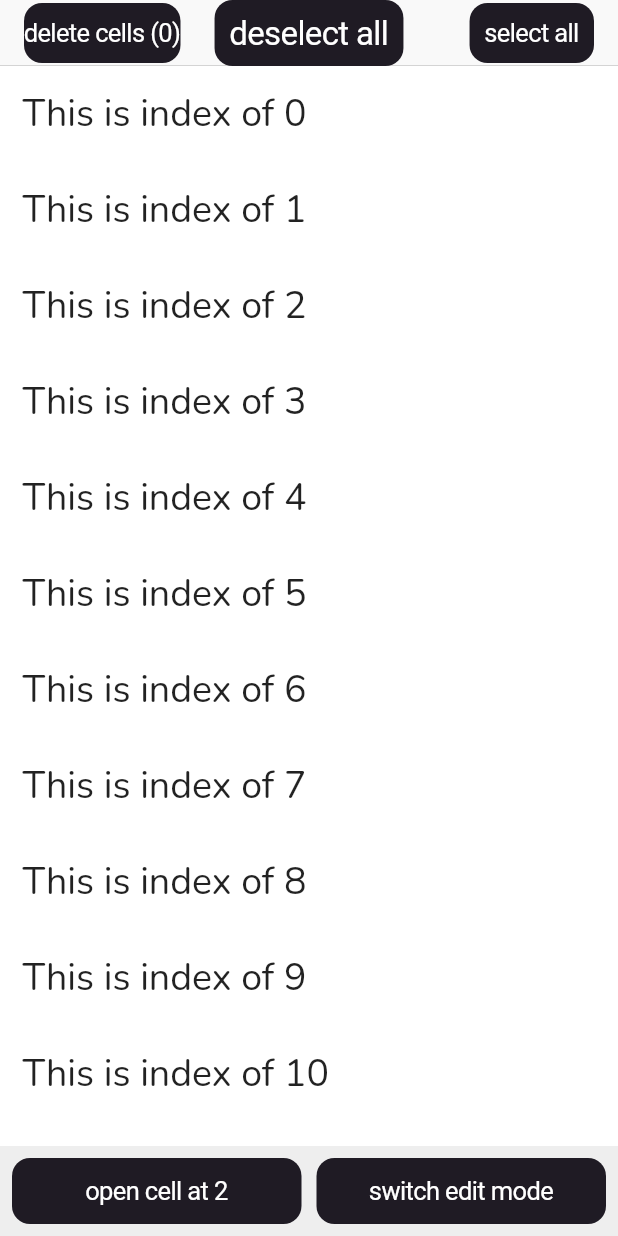
After one commit to Ashwith25/Attendance-Manager, a Flutter app: the SwipeActionPage screen opened directly, on a phone screen of 412 x 824 dp. The commit adds this screen. Run offline on Flutter 3.47's test engine with Material 2 defaults, Android fonts, the phone set to English and light mode, and no system bars; drawn by our look-alikes of flutter_swipe_action_cell; our stand-ins replace fl_chart, flutter_form_builder, flutter_neumorphic, flutter_typeahead, google_fonts, page_transition and 1 more.

Commit message:
added swipable package

```diff
--- a/attendance_manager/lib/Home/teacherHome.dart
+++ b/attendance_manager/lib/Home/teacherHome.dart
@@ -67,6 +67,7 @@ class _TeacherHomeState extends State<TeacherHome> {
                   child: Text(
                     "Teacher name",
                     style: TextStyle(
+                      letterSpacing: 1,
                       fontSize: 22,
                       fontWeight: FontWeight.bold,
                       color: Colors.white,
--- /dev/null
+++ b/attendance_manager/lib/auth/test.dart
@@ -0,0 +1,231 @@
+import 'package:flutter/cupertino.dart';
+import 'package:flutter/material.dart';
+import 'package:flutter_swipe_action_cell/flutter_swipe_action_cell.dart';
+
+void main() {
+  runApp(MyApp());
+}
+
+class MyApp extends StatelessWidget {
+  @override
+  Widget build(BuildContext context) {
+    return MaterialApp(
+      debugShowCheckedModeBanner: false,
+      title: 'Flutter Demo',
+      theme: ThemeData(
+        primarySwatch: Colors.blue,
+        visualDensity: VisualDensity.adaptivePlatformDensity,
+      ),
+      home: HomePage(),
+    );
+  }
+}
+
+class HomePage extends StatefulWidget {
+  const HomePage({Key? key}) : super(key: key);
+
+  @override
+  _HomePageState createState() => _HomePageState();
+}
+
+class _HomePageState extends State<HomePage> {
+  @override
+  Widget build(BuildContext context) {
+    return Scaffold(
+      body: Center(
+        child: CupertinoButton.filled(
+            child: Text('Enter new page'),
+            onPressed: () {
+              Navigator.push(context,
+                  CupertinoPageRoute(builder: (c) => SwipeActionPage()));
+            }),
+      ),
+    );
+  }
+}
+
+class Model {
+  String id = UniqueKey().toString();
+  int? index;
+
+  @override
+  String toString() {
+    return index.toString();
+  }
+}
+
+class SwipeActionPage extends StatefulWidget {
+  @override
+  _SwipeActionPageState createState() => _SwipeActionPageState();
+}
+
+class _SwipeActionPageState extends State<SwipeActionPage> {
+  List<Model> list = List.generate(30, (index) {
+    return Model()..index = index;
+  });
+
+  SwipeActionController? controller;
+
+  @override
+  void initState() {
+    super.initState();
+    controller = SwipeActionController(selectedIndexPathsChangeCallback:
+        (changedIndexPaths, selected, currentCount) {
+      print(
+          'cell at ${changedIndexPaths.toString()} is/are ${selected ? 'selected' : 'unselected'} ,current selected count is $currentCount');
+
+      ///I just call setState() to update simply in this example.
+      ///But the whole page will be rebuilt.
+      ///So when you are developing,you'd better update a little piece
+      ///of UI sub tree for best performance....
+
+      setState(() {});
+    });
+  }
+
+  Widget bottomBar() {
+    return Container(
+      color: Colors.grey[200],
+      padding: EdgeInsets.only(bottom: MediaQuery.of(context).padding.bottom),
+      child: Padding(
+        padding: const EdgeInsets.all(8.0),
+        child: Row(
+          children: [
+            Expanded(
+              child: CupertinoButton.filled(
+                  padding: EdgeInsets.only(),
+                  child: Text('open cell at 2'),
+                  onPressed: () {
+                    // controller!
+                    //     .openCellAt(index: 2, trailing: true, animated: true);
+                    // controller!.closeAllOpenCell();
+                    list.removeAt(2);
+
+                    setState(() {});
+                  }),
+            ),
+            SizedBox(
+              width: 10,
+            ),
+            Expanded(
+              child: CupertinoButton.filled(
+                  padding: EdgeInsets.only(),
+                  child: Text('switch edit mode'),
+                  onPressed: () {
+                    controller!.toggleEditingMode();
+                  }),
+            ),
+          ],
+        ),
+      ),
+    );
+  }
+
+  @override
+  Widget build(BuildContext context) {
+    return Scaffold(
+      bottomNavigationBar: bottomBar(),
+      appBar: CupertinoNavigationBar(
+        middle: CupertinoButton.filled(
+            padding: EdgeInsets.symmetric(vertical: 10, horizontal: 10),
+            minSize: 0,
+            child: Text('deselect all', style: TextStyle(fontSize: 22)),
+            onPressed: () {
+              controller!.deselectAll();
+            }),
+        leading: CupertinoButton.filled(
+            padding: const EdgeInsets.symmetric(horizontal: 0, vertical: 10),
+            minSize: 0,
+            child: Text(
+                'delete cells (${controller!.getSelectedIndexPaths().length})',
+                style: TextStyle(color: Colors.white)),
+            onPressed: () {
+              ///获取选取的索引集合
+              List<int> selectedIndexes = controller!.getSelectedIndexPaths();
+
+              List<String> idList = [];
+              selectedIndexes.forEach((element) {
+                idList.add(list[element].id);
+              });
+
+              ///遍历id集合，并且在原来的list中删除这些id所对应的数据
+              idList.forEach((itemId) {
+                list.removeWhere((element) {
+                  return element.id == itemId;
+                });
+              });
+
+              ///更新内部数据，这句话一定要写哦
+              controller!.deleteCellAt(indexPaths: selectedIndexes);
+              setState(() {});
+            }),
+        trailing: CupertinoButton.filled(
+            minSize: 0,
+            padding: EdgeInsets.all(10),
+            child: Text('select all'),
+            onPressed: () {
+              controller!.selectAll(dataLength: list.length);
+            }),
+      ),
+      body: ListView.builder(
+        physics: BouncingScrollPhysics(),
+        itemCount: list.length,
+        itemBuilder: (context, index) {
+          return _item(context, index);
+        },
+      ),
+    );
+  }
+
+  Widget _item(BuildContext ctx, int index) {
+    return SwipeActionCell(
+      controller: controller,
+      index: index,
+      key: ValueKey(list[index]),
+
+      ///animation default value below...
+      normalAnimationDuration: 500,
+      deleteAnimationDuration: 400,
+      performsFirstActionWithFullSwipe: true,
+      trailingActions: [
+        SwipeAction(
+            widthSpace: 100,
+            title: "delete",
+            nestedAction: SwipeNestedAction(title: "confirm"),
+            onTap: (handler) async {
+              await handler(true);
+              list.removeAt(index);
+              setState(() {});
+            }),
+        // SwipeAction(title: "action2", color: Colors.grey, onTap: (handler) {}),
+      ],
+      // leadingActions: [
+      //   SwipeAction(
+      //       title: "delete",
+      //       onTap: (handler) async {
+      //         await handler(true);
+      //         list.removeAt(index);
+      //         setState(() {});
+      //       }),
+      //   SwipeAction(
+      //       title: "action3", color: Colors.orange, onTap: (handler) {}),
+      // ],
+      child: GestureDetector(
+        onTap: () {
+          ScaffoldMessenger.of(ctx)
+            ..showSnackBar(SnackBar(
+              content: Text(
+                'tap',
+              ),
+              duration: const Duration(seconds: 1),
+            ));
+        },
+        child: Padding(
+          padding: const EdgeInsets.all(15.0),
+          child: Text("This is index of ${list[index]}",
+              style: TextStyle(fontSize: 25)),
+        ),
+      ),
+    );
+  }
+}
--- a/attendance_manager/lib/constants.dart
+++ b/attendance_manager/lib/constants.dart
@@ -2,4 +2,5 @@ import 'package:flutter/material.dart';
 
 var primaryColorString = '#1F1B24';
 var secondaryColorString = '#FFFFFF';
-Color goldenColor = const Color(0xFFF5C35A);
+// Color goldenColor = const Color(0xFFF5C35A);
+Color goldenColor = const Color(0xFFDB896C);
--- a/attendance_manager/lib/widgets/chart.dart
+++ b/attendance_manager/lib/widgets/chart.dart
@@ -193,8 +193,8 @@ class BarChartState extends State<AttendanceBarChart> {
         leftTitles: SideTitles(
             getTextStyles: (value, _) => TextStyle(
                 color: goldenColor, fontWeight: FontWeight.w100, fontSize: 13),
-            reservedSize: 30,
-            margin: 20,
+            reservedSize: 20,
+            margin: 15,
             showTitles: true,
             interval: double.parse(widget.interval.toString())),
       ),
--- a/attendance_manager/pubspec.yaml
+++ b/attendance_manager/pubspec.yaml
@@ -41,6 +41,7 @@ dependencies:
   fl_chart: ^0.36.1
   flutter_form_builder:
   flutter_typeahead: ^3.2.1
+  flutter_swipe_action_cell: ^2.1.1
 
 dev_dependencies:
   flutter_test:
```
Also changed, not shown: attendance_manager/lib/Screens/eachClass.dart (+23 -7 lines), attendance_manager/lib/Screens/markAttendance.dart (+7 -0 lines), attendance_manager/lib/Screens/profile.dart (+7 -2 lines), attendance_manager/lib/welcome.dart (+7 -2 lines), attendance_manager/lib/widgets/homeScreenCard.dart (+8 -2 lines), attendance_manager/lib/widgets/nameCard.dart (+5 -4 lines), attendance_manager/pubspec.lock, 1 other file.
